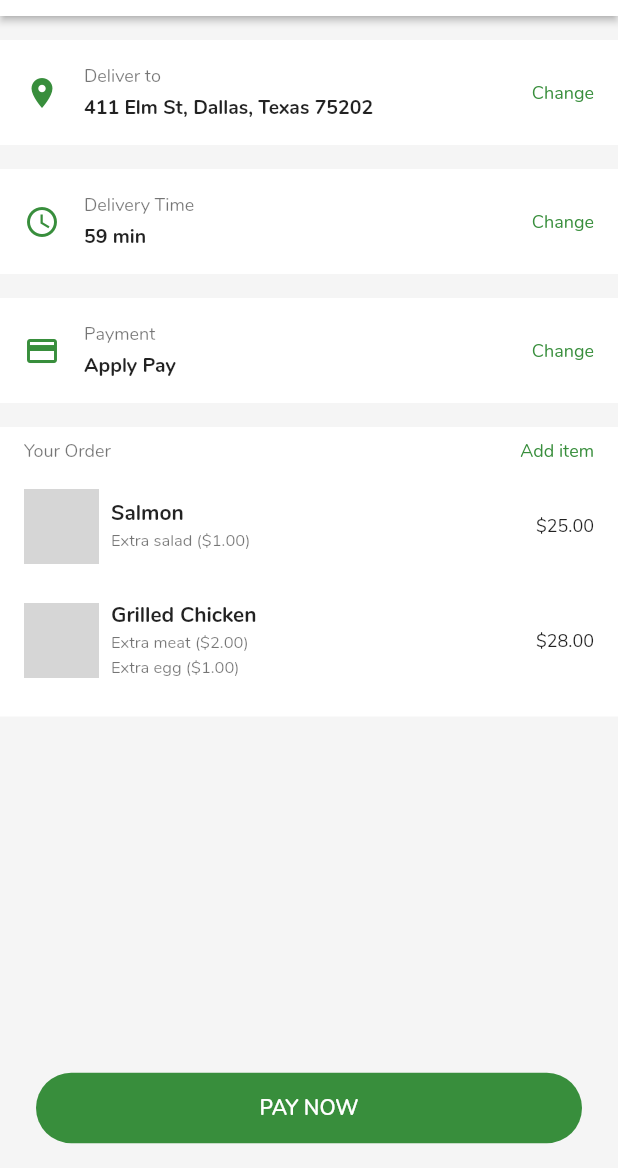
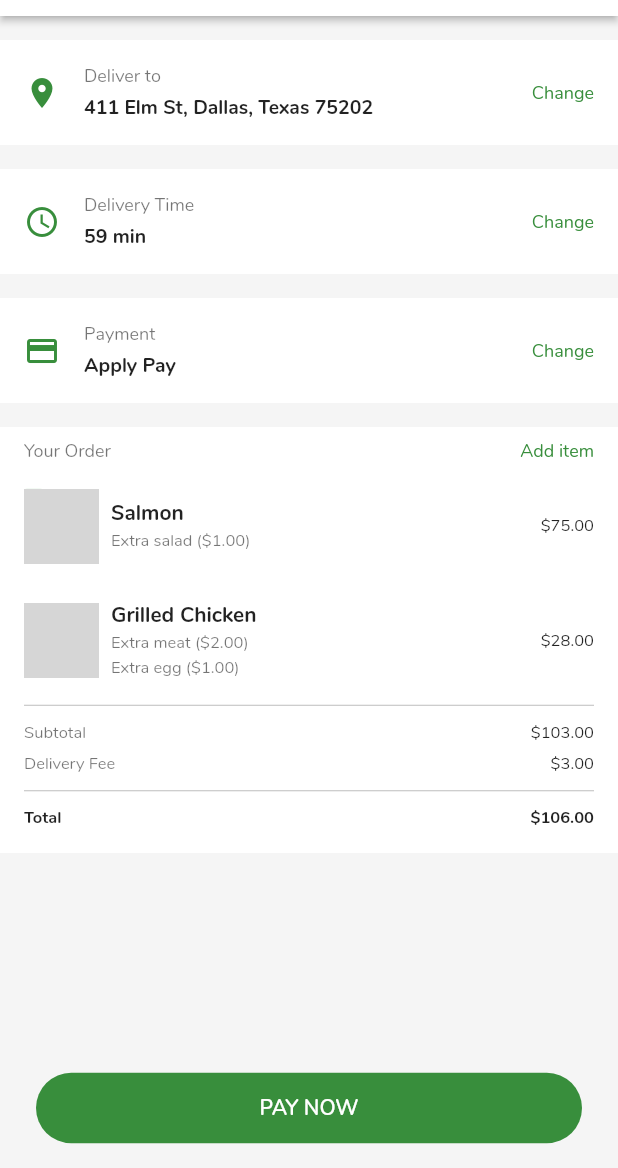
Before and after one commit to felixfirefighter/flutter_ui_checkout, a Flutter app: the CheckoutScreen screen opened by its route, on a phone screen of 412 x 824 dp, the part 68-1236 px from its top. Run offline on Flutter 3.47's test engine with Material 2 defaults, Android fonts, the phone set to English and light mode, and no system bars; network calls fail; grey boxes are pictures that could not be loaded.

Commit message:
complete checkout screen

```diff
--- a/lib/data/data.dart
+++ b/lib/data/data.dart
@@ -17,7 +17,7 @@ final Cart cartData = new Cart(
             'https://i.dlpng.com/static/png/1795299-how-can-we-help-you-today-healthy-food-png-792_797_preview.png',
         name: 'Salmon',
         price: 24,
-        quantity: 1,
+        quantity: 3,
         orderAddOns: [
           OrderAddOn(
             name: 'Extra salad',
--- a/lib/models/cart.dart
+++ b/lib/models/cart.dart
@@ -33,4 +33,8 @@ class Cart {
       return allOrderSum + (order.price + addOnSum) * order.quantity;
     });
   }
+
+  double get totalWithDeliveryFee {
+    return total + deliveryFee;
+  }
 }
--- a/lib/screens/checkout_screen.dart
+++ b/lib/screens/checkout_screen.dart
@@ -124,9 +124,30 @@ class CheckoutScreen extends StatelessWidget {
                         padding: const EdgeInsets.all(8.0),
                         child: Row(
                           children: <Widget>[
-                            Image.network(
-                              order.imageUrl,
-                              height: 50,
+                            Stack(
+                              children: <Widget>[
+                                Image.network(
+                                  order.imageUrl,
+                                  height: 50,
+                                ),
+                                Container(
+                                  decoration: BoxDecoration(
+                                    borderRadius: BorderRadius.circular(2),
+                                    color: Colors.green[50],
+                                  ),
+                                  padding: EdgeInsets.symmetric(
+                                    horizontal: 4,
+                                    vertical: 2,
+                                  ),
+                                  child: Text(
+                                    "${order.quantity}",
+                                    style: TextStyle(
+                                      color: Colors.green[700],
+                                      fontSize: 8,
+                                    ),
+                                  ),
+                                ),
+                              ],
                             ),
                             Padding(
                               padding: const EdgeInsets.all(8.0),
@@ -160,18 +181,114 @@ class CheckoutScreen extends StatelessWidget {
                               child: Text(
                                 "\$${order.total.toStringAsFixed(2)}",
                                 style: TextStyle(
-                                  fontSize: 12,
+                                  fontSize: 11,
                                 ),
                                 textAlign: TextAlign.end,
                               ),
-                            )
+                            ),
                           ],
                         ),
                       );
-                    }).toList()
+                    }).toList(),
+                    Padding(
+                      padding: const EdgeInsets.symmetric(
+                        horizontal: 8.0,
+                      ),
+                      child: Divider(
+                        height: 1,
+                        color: Colors.black26,
+                      ),
+                    ),
+                    Padding(
+                      padding: const EdgeInsets.only(
+                        left: 8.0,
+                        right: 8.0,
+                        top: 10.0,
+                      ),
+                      child: Row(
+                        mainAxisAlignment: MainAxisAlignment.spaceBetween,
+                        children: <Widget>[
+                          Text(
+                            'Subtotal',
+                            style: TextStyle(
+                              fontSize: 11,
+                              color: Colors.black54,
+                            ),
+                          ),
+                          Text(
+                            "\$${cartData.total.toStringAsFixed(2)}",
+                            style: TextStyle(
+                              fontSize: 11,
+                            ),
+                          )
+                        ],
+                      ),
+                    ),
+                    Padding(
+                      padding: const EdgeInsets.only(
+                        left: 8.0,
+                        right: 8.0,
+                        top: 6.0,
+                        bottom: 10.0,
+                      ),
+                      child: Row(
+                        mainAxisAlignment: MainAxisAlignment.spaceBetween,
+                        children: <Widget>[
+                          Text(
+                            'Delivery Fee',
+                            style: TextStyle(
+                              fontSize: 11,
+                              color: Colors.black54,
+                            ),
+                          ),
+                          Text(
+                            "\$${cartData.deliveryFee.toStringAsFixed(2)}",
+                            style: TextStyle(
+                              fontSize: 11,
+                            ),
+                          )
+                        ],
+                      ),
+                    ),
+                    Padding(
+                      padding: const EdgeInsets.symmetric(
+                        horizontal: 8.0,
+                      ),
+                      child: Divider(
+                        height: 1,
+                        color: Colors.black26,
+                      ),
+                    ),
+                    Padding(
+                      padding: const EdgeInsets.only(
+                        left: 8.0,
+                        right: 8.0,
+                        top: 10.0,
+                        bottom: 8.0,
+                      ),
+                      child: Row(
+                        mainAxisAlignment: MainAxisAlignment.spaceBetween,
+                        children: <Widget>[
+                          Text(
+                            'Total',
+                            style: TextStyle(
+                              fontSize: 11,
+                              fontWeight: FontWeight.bold,
+                            ),
+                          ),
+                          Text(
+                            "\$${cartData.totalWithDeliveryFee.toStringAsFixed(2)}",
+                            style: TextStyle(
+                              fontSize: 11,
+                              fontWeight: FontWeight.bold,
+                            ),
+                          )
+                        ],
+                      ),
+                    ),
                   ],
                 ),
-              )
+              ),
             ],
           ),
         ),
```
